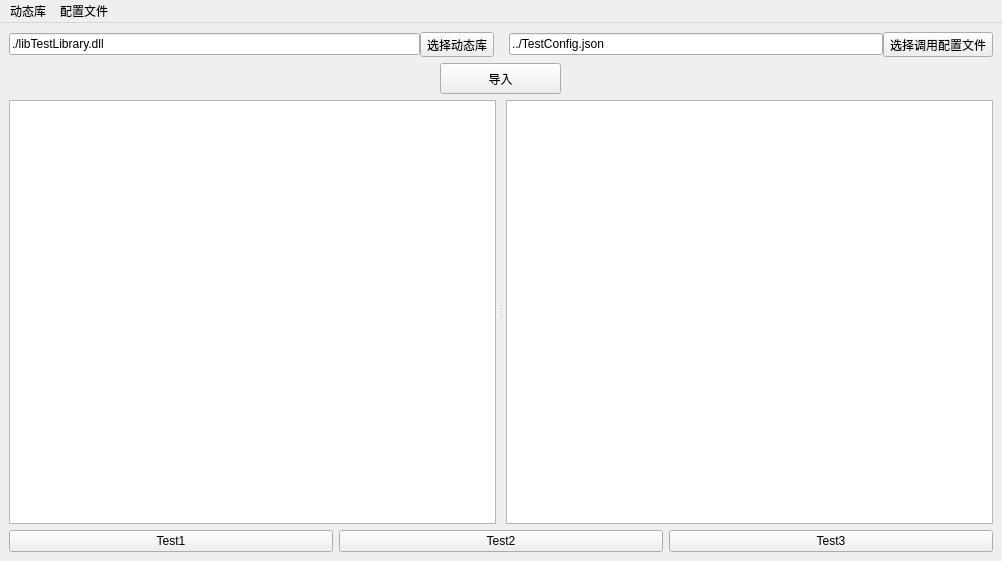
Old version of the form mainwindow.ui in the repository Odits/UniversalDemo.
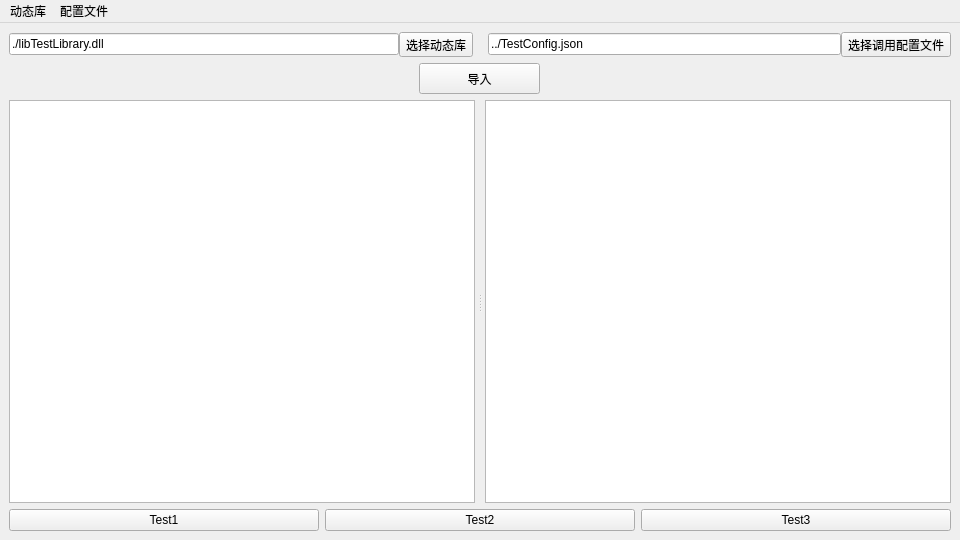
New version of the form.

```diff
--- a/mainwindow.ui
+++ b/mainwindow.ui
@@ -6,8 +6,8 @@
    <rect>
     <x>0</x>
     <y>0</y>
-    <width>1002</width>
-    <height>561</height>
+    <width>960</width>
+    <height>540</height>
    </rect>
   </property>
   <property name="windowTitle">
@@ -139,7 +139,7 @@
     <rect>
      <x>0</x>
      <y>0</y>
-     <width>1002</width>
+     <width>960</width>
      <height>26</height>
     </rect>
    </property>
```
